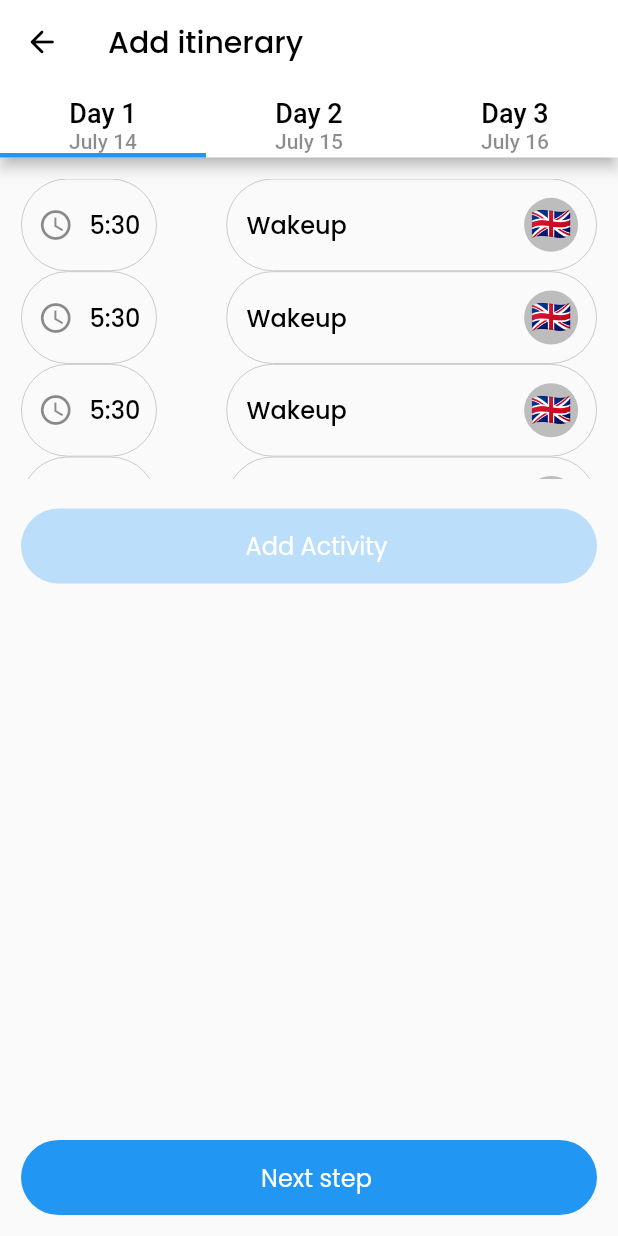
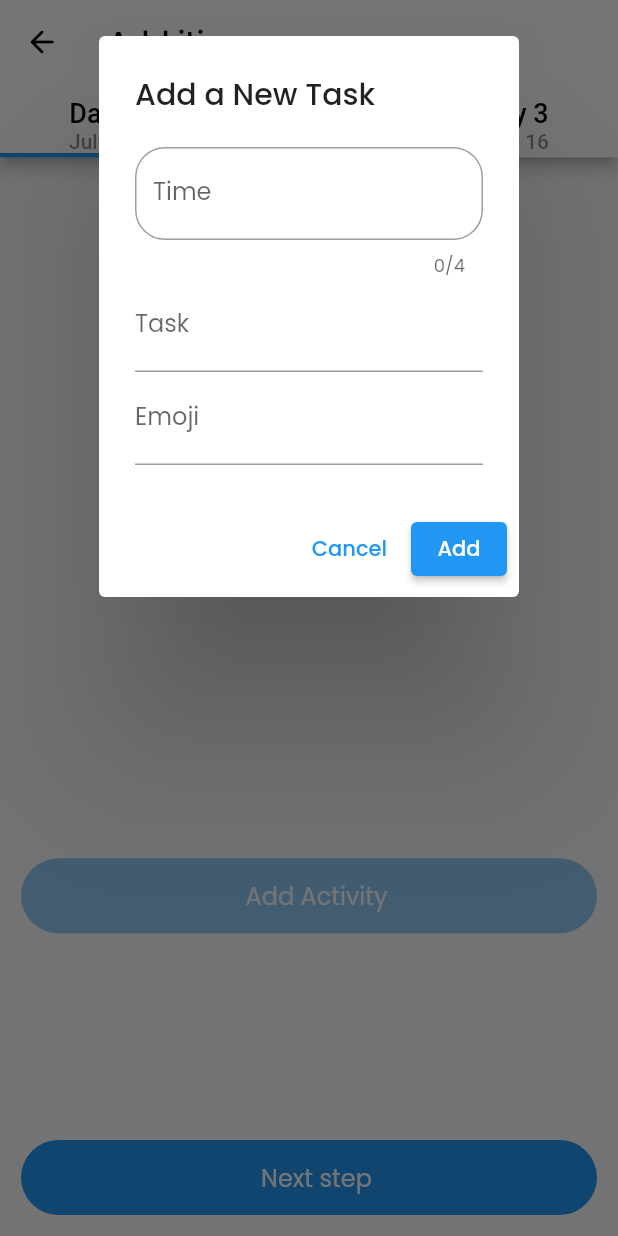
Before and after one commit to MuhammadJawad98/traveling-app-flutter, a Flutter app: the TravelArrangementScreen screen opened directly, after a tap on "Add Activity", on a phone screen of 412 x 824 dp. Run offline on Flutter 3.47's test engine with Material 2 defaults, Android fonts, the phone set to English and light mode, and no system bars; our stand-ins replace google_fonts.

Commit message:
commit 3
added provider for day tab view

```diff
--- /dev/null
+++ b/lib/models/task_model.dart
@@ -0,0 +1,7 @@
+class Task {
+  final String time;
+  final String task;
+  final String emoji;
+
+  Task(this.time, this.task, this.emoji);
+}
--- /dev/null
+++ b/lib/providers/task_provider.dart
@@ -0,0 +1,14 @@
+import 'package:flutter/material.dart';
+import 'package:provider/provider.dart';
+import '../models/task_model.dart';
+
+class TaskProvider extends ChangeNotifier {
+  List<Task> _tasks = [];
+
+  List<Task> get tasks => _tasks;
+
+  void addTask(Task task) {
+    _tasks.add(task);
+    notifyListeners();
+  }
+}
--- a/lib/views/travel_arrangement/travel_arrangement_screen.dart
+++ b/lib/views/travel_arrangement/travel_arrangement_screen.dart
@@ -1,12 +1,14 @@
 import 'package:flutter/material.dart';
+import 'package:provider/provider.dart';
+import 'package:traveling_app_flutter/utils/media_query.dart';
 import 'package:traveling_app_flutter/views/travel_arrangement/widgets/task_tile.dart';
 import 'package:traveling_app_flutter/views/travel_arrangement/widgets/time_oval_tile.dart';
 import 'package:traveling_app_flutter/widgets/custom_button.dart';
 
+import '../../providers/task_provider.dart';
 import '../../utils/app_strings.dart';
-import '../../utils/media_query.dart';
-import '../../widgets/custom_sized_box.dart';
 import '../../widgets/custom_text.dart';
+import 'widgets/add_task_dialog.dart';
 
 class TravelArrangementScreen extends StatefulWidget {
   const TravelArrangementScreen({super.key});
@@ -19,6 +21,9 @@ class TravelArrangementScreen extends StatefulWidget {
 class _TravelArrangementScreenState extends State<TravelArrangementScreen> {
   @override
   Widget build(BuildContext context) {
+    final dayProvider1 = Provider.of<TaskProvider>(context);
+    final dayProvider2 = Provider.of<TaskProvider>(context);
+    final dayProvider3 = Provider.of<TaskProvider>(context);
     return DefaultTabController(
       length: 3, // Number of tabs
       child: Scaffold(
@@ -95,44 +100,56 @@ class _TravelArrangementScreenState extends State<TravelArrangementScreen> {
         ),
         body: TabBarView(
           children: [
-            Padding(
+            dayTabView(context, dayProvider1),
+            dayTabView(context, dayProvider2),
+            dayTabView(context, dayProvider3),
+          ],
+        ),
+      ),
+    );
+  }
+
+  Padding dayTabView(BuildContext context, TaskProvider taskProvider) {
+    return Padding(
       padding: const EdgeInsets.all(14.0),
       child: Column(
         mainAxisAlignment: MainAxisAlignment.spaceBetween,
         children: [
           Column(children: [
             SizedBox(
-                      height: 200,
-                      child: Expanded(
+              height: GetScreenSize.getScreenHeight(context) * 0.55,
               child: ListView.builder(
-                          itemCount: 5,
+                itemCount: taskProvider.tasks.length,
                 itemBuilder: (BuildContext context, int index) {
-                            return Row(
+                  final task = taskProvider.tasks[index];
+                  return Padding(
+                    padding: const EdgeInsets.symmetric(vertical: 5),
+                    child: Row(
                       mainAxisAlignment: MainAxisAlignment.spaceBetween,
                       crossAxisAlignment: CrossAxisAlignment.start,
                       children: [
-                                TimeTile(
-                                    context: context,
-                                    time: AppString.timeShort),
+                        TimeTile(context: context, time: task.time),
                         TaskTile(
                             context: context,
-                                    task: 'Wakeup',
-                                    emoji: AppString.UkFlag)
+                            task: task.task,
+                            emoji: task.emoji),
                       ],
+                    ),
                   );
                 },
               ),
             ),
-                    ),
-                    const SizedBox(
-                      height: 20,
-                    ),
             CustomTextButton(
                 height: 50,
                 width: double.maxFinite,
-                        onTab: () {},
+                onTab: () {
+                  showDialog(
+                    context: context,
+                    builder: (context) => AddTaskDialog(),
+                  );
+                },
                 buttonText: 'Add Activity',
-                        buttonColor: Colors.blue.shade100,
+                buttonColor: Colors.blue.shade200,
                 radius: 30,
                 fontSize: 16)
           ]),
@@ -146,12 +163,6 @@ class _TravelArrangementScreenState extends State<TravelArrangementScreen> {
               fontSize: 16)
         ],
       ),
-            ),
-            Center(child: Text('Content for Tab 2')),
-            Center(child: Text('Content for Tab 3')),
-          ],
-        ),
-      ),
     );
   }
 }
--- /dev/null
+++ b/lib/views/travel_arrangement/widgets/add_task_dialog.dart
@@ -0,0 +1,89 @@
+import 'package:flutter/material.dart';
+import 'package:provider/provider.dart';
+
+import '../../../models/task_model.dart';
+import '../../../providers/task_provider.dart';
+
+class AddTaskDialog extends StatelessWidget {
+  final _formKey = GlobalKey<FormState>();
+  final TextEditingController _timeController = TextEditingController();
+  final TextEditingController _taskController = TextEditingController();
+  final TextEditingController _emojiController = TextEditingController();
+  @override
+  Widget build(
+    BuildContext context,
+  ) {
+    return ListView(
+      children: [
+        AlertDialog(
+          elevation: 50,
+          scrollable: true,
+          backgroundColor: Colors.white,
+          title: Text('Add a New Task'),
+          content: Form(
+            key: _formKey,
+            child: Column(
+              mainAxisSize: MainAxisSize.min,
+              children: [
+                TextFormField(
+                  controller: _timeController,
+                  maxLength: 4,
+                  decoration: InputDecoration(
+                      labelText: 'Time',
+                      border: OutlineInputBorder(
+                          borderRadius: BorderRadius.circular(20))),
+                  keyboardType: TextInputType.datetime,
+                  validator: (value) {
+                    if (value!.isEmpty) return 'Please enter the time';
+                    return null;
+                  },
+                ),
+                TextFormField(
+                  controller: _taskController,
+                  decoration: InputDecoration(labelText: 'Task'),
+                  validator: (value) {
+                    if (value!.isEmpty) return 'Please enter the task';
+                    return null;
+                  },
+                ),
+                TextFormField(
+                  controller: _emojiController,
+                  decoration: InputDecoration(labelText: 'Emoji'),
+                  keyboardType: TextInputType.text,
+                  validator: (value) {
+                    if (value!.isEmpty) return 'Please enter an emoji';
+                    return null;
+                  },
+                ),
+              ],
+            ),
+          ),
+          actions: [
+            TextButton(
+              onPressed: () {
+                Navigator.of(context).pop();
+              },
+              child: Text('Cancel'),
+            ),
+            ElevatedButton(
+              onPressed: () {
+                if (_formKey.currentState!.validate()) {
+                  final taskProvider =
+                      Provider.of<TaskProvider>(context, listen: false);
+                  final newTask = Task(
+                    _timeController.text,
+                    _taskController.text,
+                    _emojiController.text,
+                  );
+                  taskProvider.addTask(newTask);
+                  Navigator.of(context).pop();
+                }
+              },
+              child: Text('Add'),
+            ),
+          ],
+        ),
+      ],
+    );
+  }
+}
--- a/pubspec.yaml
+++ b/pubspec.yaml
@@ -36,6 +36,7 @@ dependencies:
   # Use with the CupertinoIcons class for iOS style icons.
   cupertino_icons: ^1.0.2
   google_fonts:
+  provider: ^6.0.5
 
 dev_dependencies:
   flutter_test:
```
Lines whose indentation alone changed are shown as unchanged.
